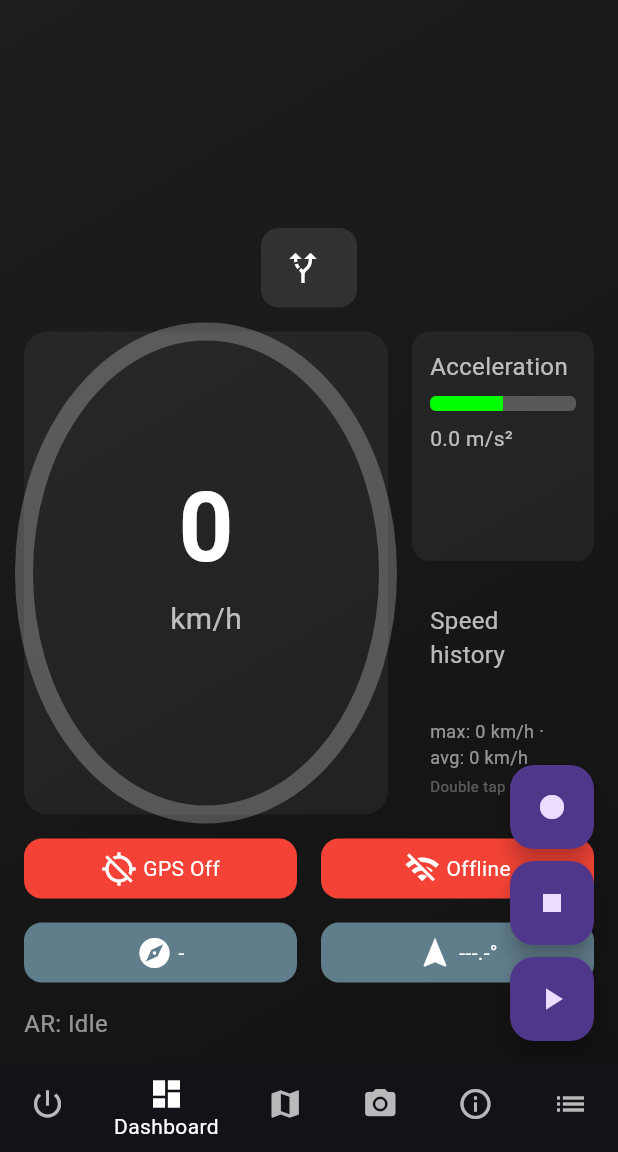
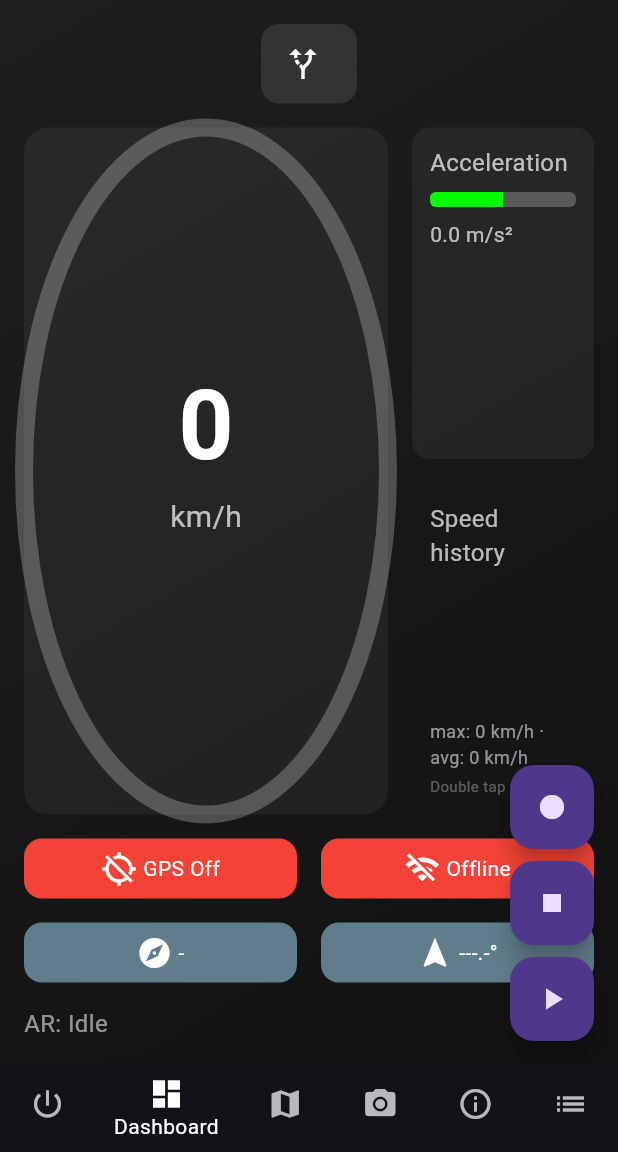
Before and after one commit to Reins981/Speedcamwarner_Dart, a Flutter app: the screen it shows after launch, item 2 of the bottom bar chosen, on a phone screen of 412 x 824 dp, the part 84-1236 px from its top. Run offline on Flutter 3.47's test engine with Material 3 defaults, Android fonts, the phone set to English and light mode, and no system bars; our stand-ins replace audioplayers, camera, flutter_map, flutter_tts, geolocator, googleapis_auth and 1 more; missing offline and left inert: dialog_flowtter, flutter_map_marker_popup, google_mlkit_commons, google_mlkit_face_detection, google_mlkit_object_detection, googleapis and 2 more.

Commit message:
Fix camera widget overflow

```diff
--- a/lib/ui/dashboard.dart
+++ b/lib/ui/dashboard.dart
@@ -234,7 +234,8 @@ class _DashboardPageState extends State<DashboardPage> {
 
   @override
   Widget build(BuildContext context) {
-    const double cameraInfoHeight = 120;
+    final hasCameraInfo = _speedCamWarning != null || _activeCamera != null;
+    final topPadding = hasCameraInfo ? 152.0 : 16.0;
     return Scaffold(
       appBar: AppBar(
         title: const Text('SpeedCamWarner'),
@@ -246,7 +247,9 @@ class _DashboardPageState extends State<DashboardPage> {
           ),
         ],
       ),
-      body: Container(
+      body: Stack(
+        children: [
+          Container(
             decoration: const BoxDecoration(
               gradient: LinearGradient(
                 colors: [Color(0xFF1E1E1E), Color(0xFF121212)],
@@ -254,18 +257,10 @@ class _DashboardPageState extends State<DashboardPage> {
                 end: Alignment.bottomRight,
               ),
             ),
-        padding: const EdgeInsets.all(16),
+            padding: EdgeInsets.fromLTRB(16, topPadding, 16, 16),
             child: Column(
               crossAxisAlignment: CrossAxisAlignment.stretch,
               children: [
-            SizedBox(
-              height: cameraInfoHeight,
-              child: Align(
-                alignment: Alignment.topCenter,
-                child: _buildCameraInfo(),
-              ),
-            ),
-            const SizedBox(height: 16),
                 Center(child: _buildRoadNameWidget()),
                 const SizedBox(height: 16),
                 Expanded(
@@ -292,10 +287,23 @@ class _DashboardPageState extends State<DashboardPage> {
                 if (_arStatus.isNotEmpty) ...[
                   const SizedBox(height: 16),
                   Text('AR: $_arStatus',
-                  style: const TextStyle(color: Colors.white54, fontSize: 16)),
+                      style:
+                          const TextStyle(color: Colors.white54, fontSize: 16)),
                 ],
               ],
             ),
+          ),
+          if (hasCameraInfo)
+            SafeArea(
+              child: Align(
+                alignment: Alignment.topCenter,
+                child: Padding(
+                  padding: const EdgeInsets.all(16),
+                  child: _buildCameraInfo(),
+                ),
+              ),
+            ),
+        ],
       ),
       floatingActionButton: Column(
         mainAxisAlignment: MainAxisAlignment.end,
```
Lines whose indentation alone changed are shown as unchanged.
